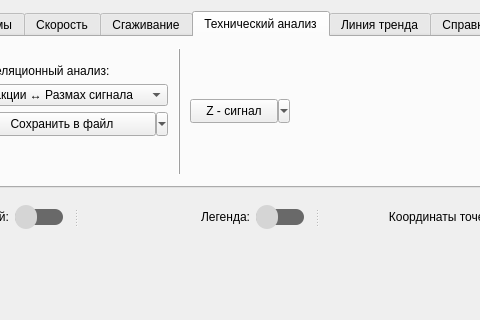
First picture: the form in mainwindow.ui, repository Kortesss/NO3, before the edit; both pictures show x 371 to 851 and y 0 to 320 of the 940 by 635 pixel window.
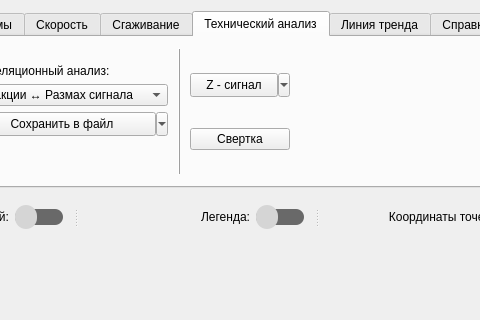
Second picture: the form after the edit. The open tabs and pages were chosen to show the change. Icons and pictures are not drawn. Custom widgets are drawn as their Qt base class.

```diff
--- a/mainwindow.ui
+++ b/mainwindow.ui
@@ -2621,6 +2621,8 @@
          </widget>
         </item>
         <item>
+         <layout class="QVBoxLayout" name="verticalLayout_25">
+          <item>
          <widget class="QToolButton" name="btn_BuildZ">
           <property name="sizePolicy">
            <sizepolicy hsizetype="Preferred" vsizetype="Fixed">
@@ -2644,6 +2646,15 @@
            <enum>Qt::ToolButtonTextOnly</enum>
           </property>
          </widget>
+          </item>
+          <item>
+           <widget class="QPushButton" name="btnConv1">
+            <property name="text">
+             <string>Свертка</string>
+            </property>
+           </widget>
+          </item>
+         </layout>
         </item>
         <item>
          <spacer name="horizontalSpacer_8">
```
Left out of the diff: 2 changed lines with no effect on the pictures. Lines whose indentation alone changed are shown as unchanged.
